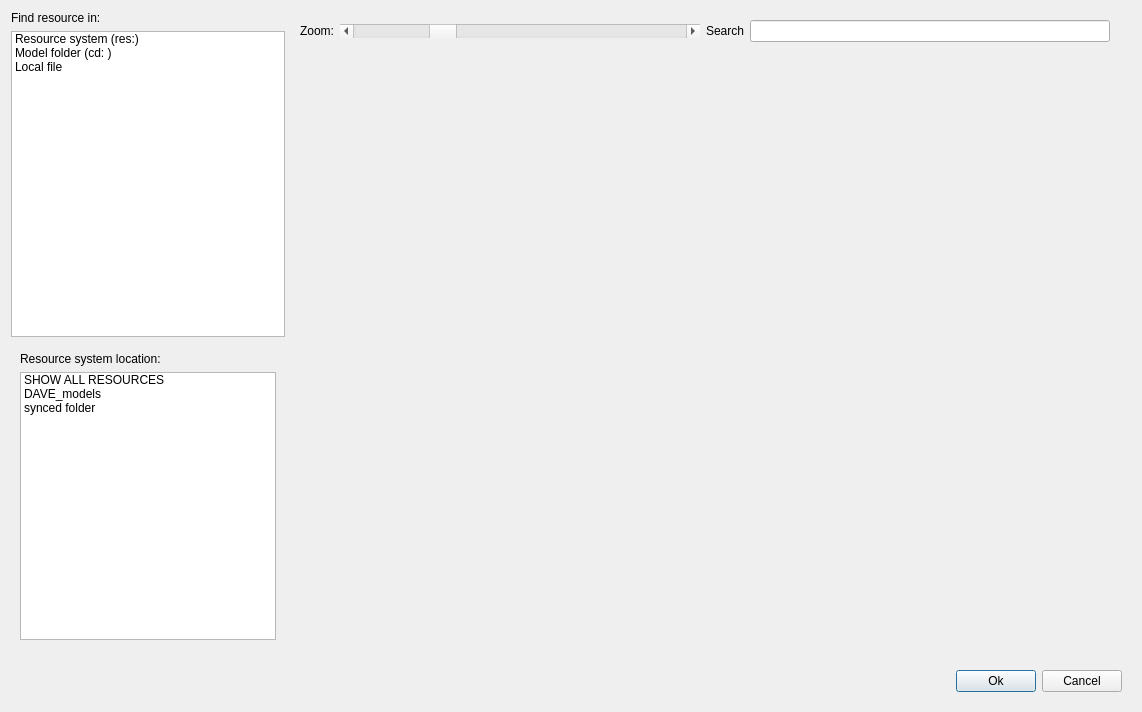
The window that guis/resource_browser.ui (RubendeBruin/DAVE) describes before a commit, drawn with Qt 5.
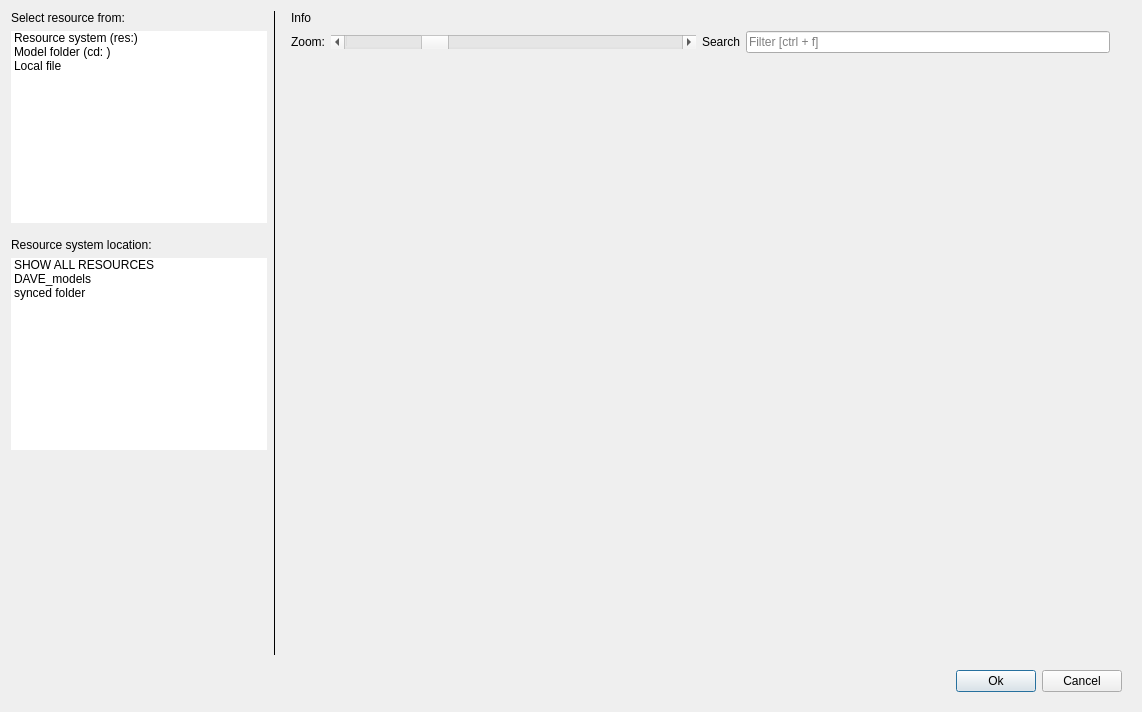
The same window after the commit.

Commit message: asset browser working I think

```diff
--- a/guis/resource_browser.ui
+++ b/guis/resource_browser.ui
@@ -14,9 +14,22 @@
    <string>Dialog</string>
   </property>
   <layout class="QGridLayout" name="gridLayout_2">
+   <item row="0" column="0">
+    <widget class="QLabel" name="label_4">
+     <property name="text">
+      <string>Select resource from:</string>
+     </property>
+    </widget>
+   </item>
    <item row="2" column="0">
     <widget class="QWidget" name="widget_RES" native="true">
      <layout class="QVBoxLayout" name="verticalLayout">
+      <property name="leftMargin">
+       <number>0</number>
+      </property>
+      <property name="rightMargin">
+       <number>0</number>
+      </property>
       <item>
        <widget class="QLabel" name="label_2">
         <property name="text">
@@ -32,6 +45,9 @@
           <verstretch>0</verstretch>
          </sizepolicy>
         </property>
+        <property name="frameShape">
+         <enum>QFrame::NoFrame</enum>
+        </property>
         <property name="editTriggers">
          <set>QAbstractItemView::NoEditTriggers</set>
         </property>
@@ -58,11 +74,17 @@
    <item row="1" column="0">
     <widget class="QListWidget" name="lwWhere">
      <property name="sizePolicy">
-      <sizepolicy hsizetype="Minimum" vsizetype="Expanding">
+      <sizepolicy hsizetype="Minimum" vsizetype="Minimum">
        <horstretch>0</horstretch>
        <verstretch>0</verstretch>
       </sizepolicy>
      </property>
+     <property name="frameShape">
+      <enum>QFrame::NoFrame</enum>
+     </property>
+     <property name="autoScroll">
+      <bool>false</bool>
+     </property>
      <property name="editTriggers">
       <set>QAbstractItemView::NoEditTriggers</set>
      </property>
@@ -83,7 +105,20 @@
      </item>
     </widget>
    </item>
-   <item row="4" column="0" colspan="2">
+   <item row="3" column="0">
+    <spacer name="verticalSpacer">
+     <property name="orientation">
+      <enum>Qt::Vertical</enum>
+     </property>
+     <property name="sizeHint" stdset="0">
+      <size>
+       <width>20</width>
+       <height>40</height>
+      </size>
+     </property>
+    </spacer>
+   </item>
+   <item row="4" column="0" colspan="3">
     <widget class="QWidget" name="widget_2" native="true">
      <layout class="QHBoxLayout" name="horizontalLayout">
       <item>
@@ -116,14 +151,7 @@
      </layout>
     </widget>
    </item>
-   <item row="0" column="0">
-    <widget class="QLabel" name="label_4">
-     <property name="text">
-      <string>Find resource in:</string>
-     </property>
-    </widget>
-   </item>
-   <item row="0" column="1" rowspan="4">
+   <item row="0" column="2" rowspan="4">
     <widget class="QWidget" name="widget" native="true">
      <property name="sizePolicy">
       <sizepolicy hsizetype="Expanding" vsizetype="Preferred">
@@ -132,23 +160,10 @@
       </sizepolicy>
      </property>
      <layout class="QGridLayout" name="gridLayout">
-      <item row="0" column="0">
-       <widget class="QLabel" name="label">
-        <property name="sizePolicy">
-         <sizepolicy hsizetype="Minimum" vsizetype="Preferred">
-          <horstretch>0</horstretch>
-          <verstretch>0</verstretch>
-         </sizepolicy>
-        </property>
-        <property name="text">
-         <string>Zoom:</string>
-        </property>
-       </widget>
-      </item>
-      <item row="0" column="3">
-       <widget class="QLineEdit" name="teFilter"/>
-      </item>
-      <item row="0" column="2">
+      <property name="topMargin">
+       <number>0</number>
+      </property>
+      <item row="1" column="2">
        <widget class="QLabel" name="label_3">
         <property name="sizePolicy">
          <sizepolicy hsizetype="Preferred" vsizetype="Preferred">
@@ -161,7 +176,43 @@
         </property>
        </widget>
       </item>
-      <item row="0" column="1">
+      <item row="1" column="3">
+       <widget class="QLineEdit" name="teFilter">
+        <property name="placeholderText">
+         <string>Filter [ctrl + f]</string>
+        </property>
+        <property name="clearButtonEnabled">
+         <bool>true</bool>
+        </property>
+       </widget>
+      </item>
+      <item row="1" column="0">
+       <widget class="QLabel" name="label">
+        <property name="sizePolicy">
+         <sizepolicy hsizetype="Minimum" vsizetype="Preferred">
+          <horstretch>0</horstretch>
+          <verstretch>0</verstretch>
+         </sizepolicy>
+        </property>
+        <property name="text">
+         <string>Zoom:</string>
+        </property>
+       </widget>
+      </item>
+      <item row="4" column="0" colspan="6">
+       <widget class="QWidget" name="TumbnailArea" native="true">
+        <property name="sizePolicy">
+         <sizepolicy hsizetype="Preferred" vsizetype="Expanding">
+          <horstretch>0</horstretch>
+          <verstretch>0</verstretch>
+         </sizepolicy>
+        </property>
+        <property name="styleSheet">
+         <string notr="true"/>
+        </property>
+       </widget>
+      </item>
+      <item row="1" column="1">
        <widget class="QScrollBar" name="hsZoom">
         <property name="sizePolicy">
          <sizepolicy hsizetype="MinimumExpanding" vsizetype="Fixed">
@@ -183,19 +234,26 @@
         </property>
        </widget>
       </item>
-      <item row="3" column="0" colspan="6">
-       <widget class="QWidget" name="TumbnailArea" native="true">
-        <property name="sizePolicy">
-         <sizepolicy hsizetype="Preferred" vsizetype="Expanding">
-          <horstretch>0</horstretch>
-          <verstretch>0</verstretch>
-         </sizepolicy>
+      <item row="0" column="0" colspan="5">
+       <widget class="QLabel" name="lbInfo">
+        <property name="text">
+         <string>Info</string>
         </property>
        </widget>
       </item>
      </layout>
     </widget>
    </item>
+   <item row="0" column="1" rowspan="4">
+    <widget class="Line" name="line">
+     <property name="frameShadow">
+      <enum>QFrame::Plain</enum>
+     </property>
+     <property name="orientation">
+      <enum>Qt::Vertical</enum>
+     </property>
+    </widget>
+   </item>
   </layout>
  </widget>
  <resources/>
```
Left out of the diff: 3 changed lines with no effect on the pictures. The commit also changes 31 other files.
